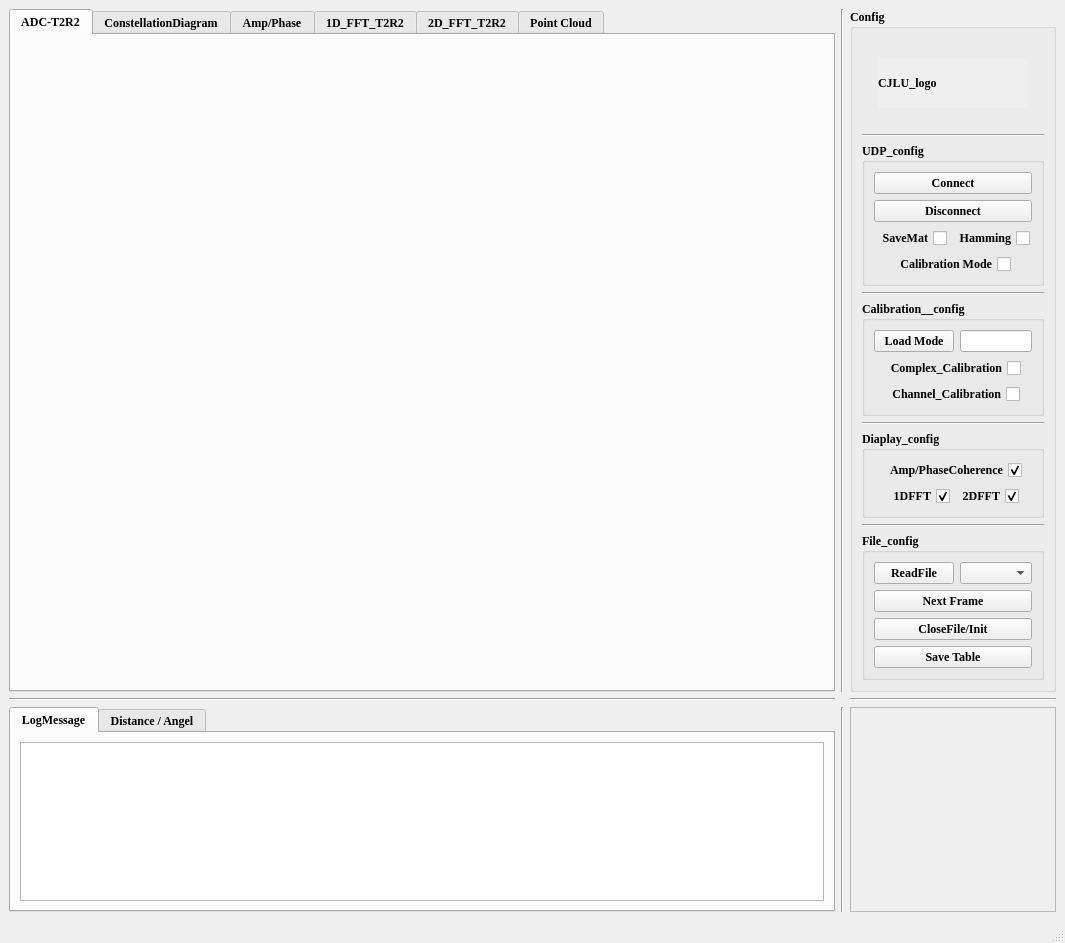
The window that Radar_UDP.ui (CruzeOliver/Andar_Radar_UDP) describes before a commit, drawn with Qt 5.
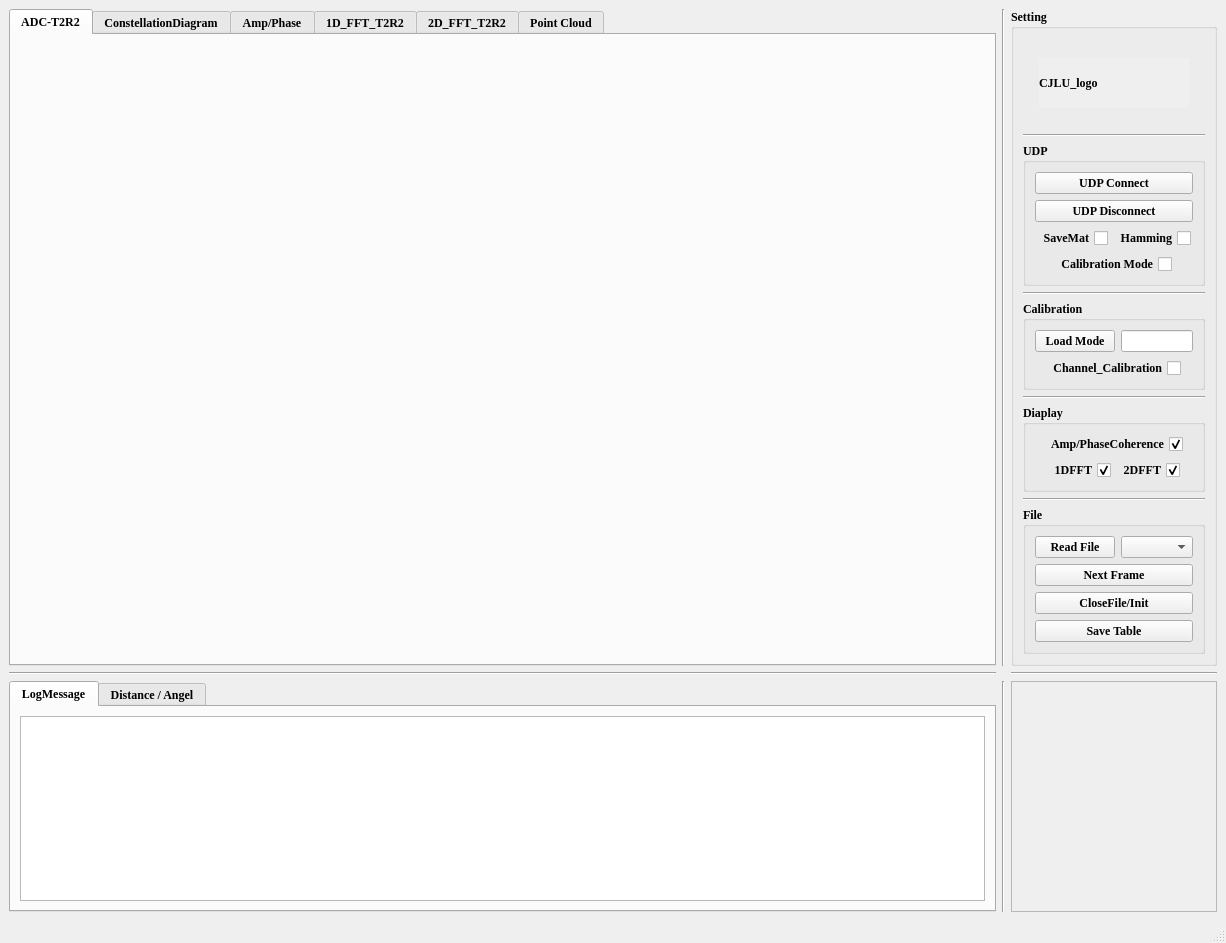
The same window after the commit.

Commit message: 删除complex Calibration选项，目前主要采用Channel Calibration策略。调整GUI字体内容

```diff
--- a/Radar_UDP.ui
+++ b/Radar_UDP.ui
@@ -6,7 +6,7 @@
    <rect>
     <x>0</x>
     <y>0</y>
-    <width>1065</width>
+    <width>1226</width>
     <height>943</height>
    </rect>
   </property>
@@ -24,21 +24,7 @@
     <enum>Qt::LeftToRight</enum>
    </property>
    <layout class="QGridLayout" name="gridLayout">
-    <item row="1" column="0">
-     <widget class="Line" name="line">
-      <property name="orientation">
-       <enum>Qt::Horizontal</enum>
-      </property>
-     </widget>
-    </item>
-    <item row="2" column="1">
-     <widget class="Line" name="line_3">
-      <property name="orientation">
-       <enum>Qt::Vertical</enum>
-      </property>
-     </widget>
-    </item>
-    <item row="2" column="0">
+    <item row="3" column="0">
      <widget class="QTabWidget" name="tabWidget_Message">
       <property name="sizePolicy">
        <sizepolicy hsizetype="Expanding" vsizetype="Expanding">
@@ -78,10 +64,10 @@
       </widget>
      </widget>
     </item>
-    <item row="0" column="1">
-     <widget class="Line" name="line_4">
+    <item row="1" column="0">
+     <widget class="Line" name="line">
       <property name="orientation">
-       <enum>Qt::Vertical</enum>
+       <enum>Qt::Horizontal</enum>
       </property>
      </widget>
     </item>
@@ -101,7 +87,7 @@
        </font>
       </property>
       <property name="title">
-       <string>Config</string>
+       <string>Setting</string>
       </property>
       <layout class="QVBoxLayout" name="verticalLayout">
        <item>
@@ -207,20 +193,20 @@
        <item>
         <widget class="QGroupBox" name="groupBox_UDP">
          <property name="title">
-          <string>UDP_config</string>
+          <string>UDP</string>
          </property>
          <layout class="QVBoxLayout" name="verticalLayout_2">
           <item>
            <widget class="QPushButton" name="pushButton_Connect">
             <property name="text">
-             <string>Connect</string>
+             <string>UDP Connect</string>
             </property>
            </widget>
           </item>
           <item>
            <widget class="QPushButton" name="pushButton_Disconnect">
             <property name="text">
-             <string>Disconnect</string>
+             <string>UDP Disconnect</string>
             </property>
            </widget>
           </item>
@@ -345,7 +331,7 @@
        <item>
         <widget class="QGroupBox" name="groupBox_calibration">
          <property name="title">
-          <string>Calibration__config</string>
+          <string>Calibration</string>
          </property>
          <layout class="QVBoxLayout" name="verticalLayout_5">
           <item>
@@ -366,7 +352,7 @@
             <item>
              <widget class="QLineEdit" name="lineEdit_ModeName">
               <property name="sizePolicy">
-               <sizepolicy hsizetype="Expanding" vsizetype="Expanding">
+               <sizepolicy hsizetype="Expanding" vsizetype="Fixed">
                 <horstretch>5</horstretch>
                 <verstretch>0</verstretch>
                </sizepolicy>
@@ -375,46 +361,6 @@
             </item>
            </layout>
           </item>
-          <item>
-           <layout class="QHBoxLayout" name="horizontalLayout_8">
-            <item>
-             <spacer name="horizontalSpacer_9">
-              <property name="orientation">
-               <enum>Qt::Horizontal</enum>
-              </property>
-              <property name="sizeHint" stdset="0">
-               <size>
-                <width>40</width>
-                <height>20</height>
-               </size>
-              </property>
-             </spacer>
-            </item>
-            <item>
-             <widget class="QCheckBox" name="checkBox_complex_calibration">
-              <property name="layoutDirection">
-               <enum>Qt::RightToLeft</enum>
-              </property>
-              <property name="text">
-               <string>Complex_Calibration</string>
-              </property>
-             </widget>
-            </item>
-            <item>
-             <spacer name="horizontalSpacer_10">
-              <property name="orientation">
-               <enum>Qt::Horizontal</enum>
-              </property>
-              <property name="sizeHint" stdset="0">
-               <size>
-                <width>40</width>
-                <height>20</height>
-               </size>
-              </property>
-             </spacer>
-            </item>
-           </layout>
-          </item>
           <item>
            <layout class="QHBoxLayout" name="horizontalLayout_9">
             <item>
@@ -468,7 +414,7 @@
        <item>
         <widget class="QGroupBox" name="groupBox_Display">
          <property name="title">
-          <string>Diaplay_config</string>
+          <string>Diaplay</string>
          </property>
          <layout class="QVBoxLayout" name="verticalLayout_4">
           <item>
@@ -583,7 +529,7 @@
        <item>
         <widget class="QGroupBox" name="groupBox_File">
          <property name="title">
-          <string>File_config</string>
+          <string>File</string>
          </property>
          <layout class="QVBoxLayout" name="verticalLayout_3">
           <item>
@@ -597,7 +543,7 @@
                </sizepolicy>
               </property>
               <property name="text">
-               <string>ReadFile</string>
+               <string>Read File</string>
               </property>
              </widget>
             </item>
@@ -646,6 +592,20 @@
       </layout>
      </widget>
     </item>
+    <item row="3" column="1">
+     <widget class="Line" name="line_3">
+      <property name="orientation">
+       <enum>Qt::Vertical</enum>
+      </property>
+     </widget>
+    </item>
+    <item row="0" column="1">
+     <widget class="Line" name="line_4">
+      <property name="orientation">
+       <enum>Qt::Vertical</enum>
+      </property>
+     </widget>
+    </item>
     <item row="0" column="0">
      <widget class="QTabWidget" name="tabWidget_Display">
       <property name="sizePolicy">
@@ -812,7 +772,7 @@
       </property>
      </widget>
     </item>
-    <item row="2" column="2">
+    <item row="3" column="2">
      <widget class="QFrame" name="frame">
       <property name="frameShape">
        <enum>QFrame::StyledPanel</enum>
@@ -829,15 +789,15 @@
    <zorder>line_4</zorder>
    <zorder>line_2</zorder>
    <zorder>groupBox_Config</zorder>
-   <zorder>frame</zorder>
    <zorder>tabWidget_Message</zorder>
+   <zorder>frame</zorder>
   </widget>
   <widget class="QMenuBar" name="menubar">
    <property name="geometry">
     <rect>
      <x>0</x>
      <y>0</y>
-     <width>1065</width>
+     <width>1226</width>
      <height>22</height>
     </rect>
    </property>
```
The commit also changes 3 other files.
